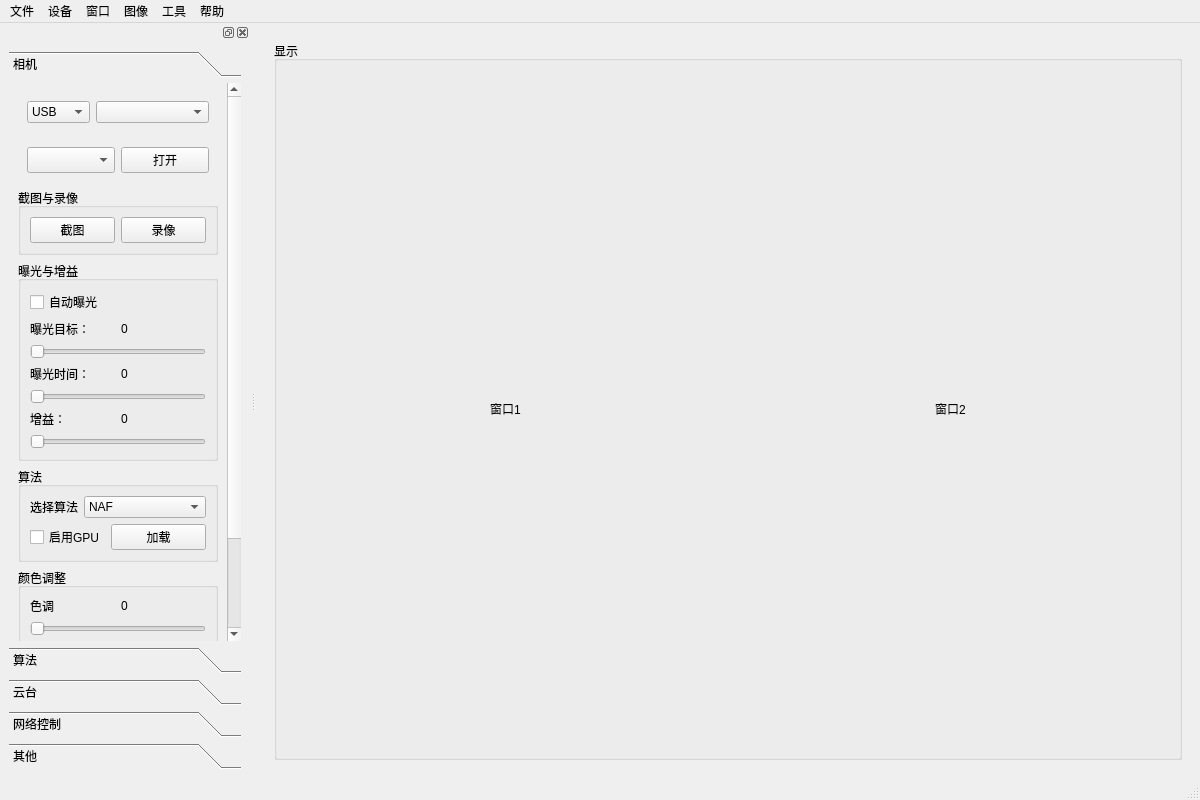
Qt form ui/mainwindow.ui (choushunn/ToupCameraDemo) before a commit.
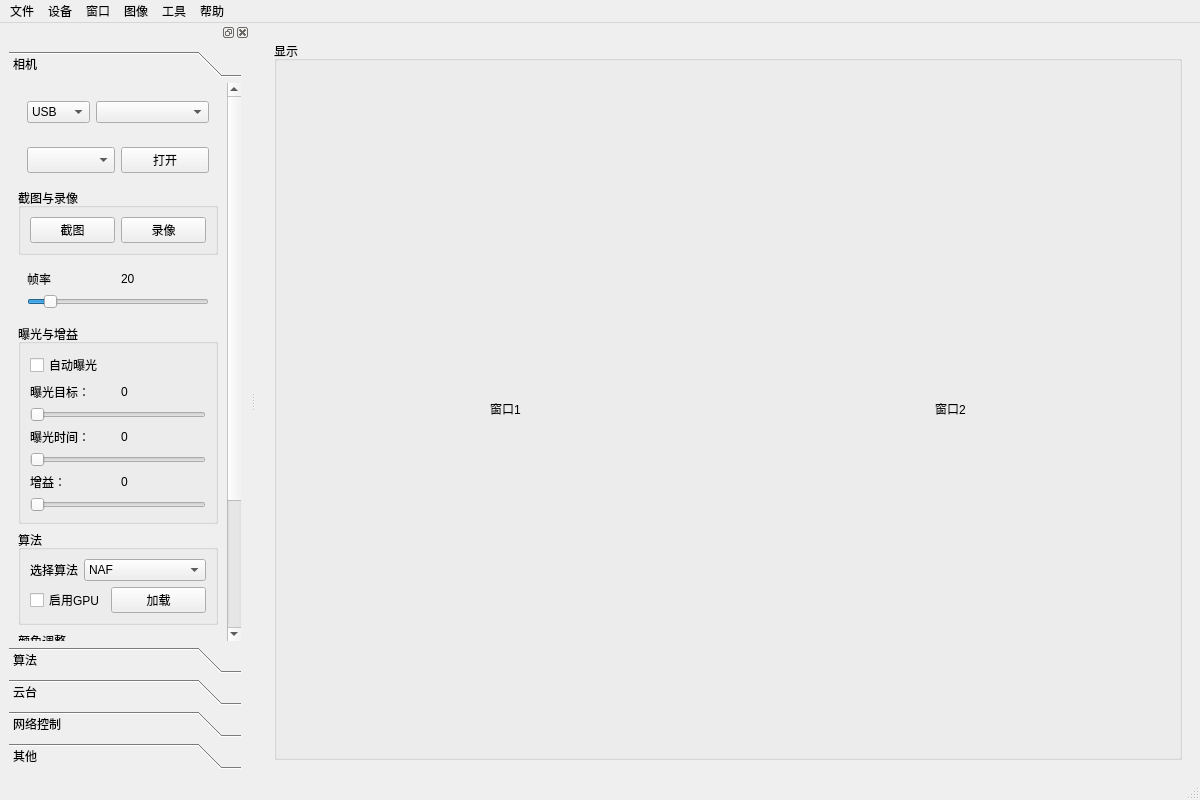
The same form after that commit. Icons and pictures are not drawn.

The edit to the form file:
```diff
--- a/ui/mainwindow.ui
+++ b/ui/mainwindow.ui
@@ -144,7 +144,7 @@
    <property name="minimumSize">
     <size>
      <width>250</width>
-     <height>216</height>
+     <height>255</height>
     </size>
    </property>
    <property name="contextMenuPolicy">
@@ -171,8 +171,8 @@
          <rect>
           <x>0</x>
           <y>0</y>
-          <width>222</width>
-          <height>602</height>
+          <width>218</width>
+          <height>751</height>
          </rect>
         </property>
         <attribute name="label">
@@ -294,6 +294,46 @@
            </layout>
           </widget>
          </item>
+         <item>
+          <widget class="QWidget" name="widget_6" native="true">
+           <layout class="QVBoxLayout" name="verticalLayout_6">
+            <item>
+             <layout class="QHBoxLayout" name="horizontalLayout_7">
+              <item>
+               <widget class="QLabel" name="label_fps_text">
+                <property name="text">
+                 <string>帧率</string>
+                </property>
+               </widget>
+              </item>
+              <item>
+               <widget class="QLabel" name="label_fps">
+                <property name="text">
+                 <string>20</string>
+                </property>
+               </widget>
+              </item>
+             </layout>
+            </item>
+            <item>
+             <widget class="QSlider" name="horizontalSlider_8">
+              <property name="minimum">
+               <number>1</number>
+              </property>
+              <property name="maximum">
+               <number>200</number>
+              </property>
+              <property name="value">
+               <number>20</number>
+              </property>
+              <property name="orientation">
+               <enum>Qt::Horizontal</enum>
+              </property>
+             </widget>
+            </item>
+           </layout>
+          </widget>
+         </item>
          <item>
           <widget class="QGroupBox" name="groupBox_3">
            <property name="sizePolicy">
@@ -306,35 +346,7 @@
             <string>曝光与增益</string>
            </property>
            <layout class="QGridLayout" name="gridLayout_3">
-            <item row="0" column="0">
-             <widget class="QCheckBox" name="checkBox">
-              <property name="text">
-               <string>自动曝光</string>
-              </property>
-             </widget>
-            </item>
-            <item row="8" column="0">
-             <widget class="QSlider" name="horizontalSlider_2">
-              <property name="orientation">
-               <enum>Qt::Horizontal</enum>
-              </property>
-             </widget>
-            </item>
-            <item row="5" column="0">
-             <widget class="QSlider" name="horizontalSlider">
-              <property name="orientation">
-               <enum>Qt::Horizontal</enum>
-              </property>
-             </widget>
-            </item>
-            <item row="11" column="0">
-             <widget class="QSlider" name="horizontalSlider_3">
-              <property name="orientation">
-               <enum>Qt::Horizontal</enum>
-              </property>
-             </widget>
-            </item>
-            <item row="2" column="0">
+            <item row="4" column="1">
              <layout class="QHBoxLayout" name="horizontalLayout_4">
               <item>
                <widget class="QLabel" name="label_2">
@@ -352,25 +364,14 @@
               </item>
              </layout>
             </item>
-            <item row="6" column="0">
-             <layout class="QHBoxLayout" name="horizontalLayout_5">
-              <item>
-               <widget class="QLabel" name="label_3">
-                <property name="text">
-                 <string>曝光时间：</string>
-                </property>
-               </widget>
-              </item>
-              <item>
-               <widget class="QLabel" name="label_5">
-                <property name="text">
-                 <string>0</string>
-                </property>
-               </widget>
-              </item>
-             </layout>
+            <item row="13" column="1">
+             <widget class="QSlider" name="expGainSlider">
+              <property name="orientation">
+               <enum>Qt::Horizontal</enum>
+              </property>
+             </widget>
             </item>
-            <item row="9" column="0">
+            <item row="11" column="1">
              <layout class="QHBoxLayout" name="horizontalLayout_6">
               <item>
                <widget class="QLabel" name="label_4">
@@ -388,6 +389,45 @@
               </item>
              </layout>
             </item>
+            <item row="8" column="1">
+             <layout class="QHBoxLayout" name="horizontalLayout_5">
+              <item>
+               <widget class="QLabel" name="label_3">
+                <property name="text">
+                 <string>曝光时间：</string>
+                </property>
+               </widget>
+              </item>
+              <item>
+               <widget class="QLabel" name="label_5">
+                <property name="text">
+                 <string>0</string>
+                </property>
+               </widget>
+              </item>
+             </layout>
+            </item>
+            <item row="7" column="1">
+             <widget class="QSlider" name="expTargetlSlider">
+              <property name="orientation">
+               <enum>Qt::Horizontal</enum>
+              </property>
+             </widget>
+            </item>
+            <item row="1" column="1">
+             <widget class="QCheckBox" name="autoExpocheckBox">
+              <property name="text">
+               <string>自动曝光</string>
+              </property>
+             </widget>
+            </item>
+            <item row="10" column="1">
+             <widget class="QSlider" name="expTimeSlider">
+              <property name="orientation">
+               <enum>Qt::Horizontal</enum>
+              </property>
+             </widget>
+            </item>
            </layout>
           </widget>
          </item>
```
Left out of the diff: 22 changed lines with no effect on the pictures.
